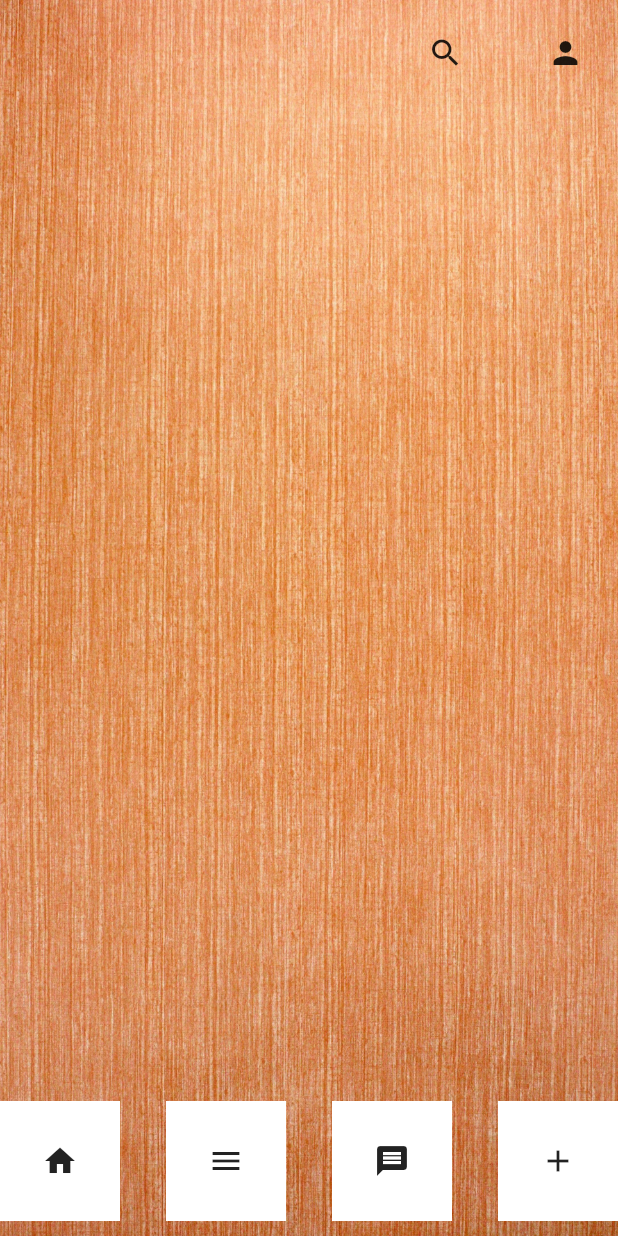
After one commit to thamaraSenanayake/foodApp, a Flutter app: the HomeBase screen opened directly, on a phone screen of 412 x 824 dp. The commit adds this screen. Run offline on Flutter 3.47's test engine with Material 2 defaults, Android fonts, the phone set to English and light mode, and no system bars; our stand-ins replace cloud_firestore, flutter_spinkit; accounts and stored records are empty.

```diff
--- a/lib/database/databse.dart
+++ b/lib/database/databse.dart
@@ -46,10 +46,11 @@ class Database{
       "name":user.name,
       "flowers":[],
       "flowing":[],
-      "email":user.email,
+      "email":"",
       "profilePicUrl":"",
       "password":user.password,
       "address":"",
+      "userCategory":""
     });
   }
 
--- /dev/null
+++ b/lib/profile/homeBase.dart
@@ -0,0 +1,136 @@
+import 'package:flutter/material.dart';
+
+import '../const.dart';
+
+class HomeBase extends StatefulWidget {
+  HomeBase({Key key}) : super(key: key);
+
+  @override
+  _HomeBaseState createState() => _HomeBaseState();
+}
+
+class _HomeBaseState extends State<HomeBase> {
+  double _height;
+  double _width;
+  @override
+  Widget build(BuildContext context) {
+    setState(() {
+      _height = MediaQuery.of(context).size.height;
+      _width = MediaQuery.of(context).size.width;
+    });
+    return Scaffold(
+      body: Container(
+        height:_height,
+        width:_width,
+        child: Stack(
+          children: [
+
+            Container(
+              height:_height,
+              width:_width,
+              child: Image.asset(
+                AppData.BACKGROUNDPATH,
+                fit:BoxFit.cover
+              ),
+            ),
+
+            Container(
+              height:_height,
+              width:_width,
+              child:SafeArea(
+                child: Column(
+                  mainAxisAlignment: MainAxisAlignment.spaceBetween,
+                  children: [
+                    Container(
+                      height: 70,
+                      width: _width,
+                      child: Row(
+                        mainAxisAlignment: MainAxisAlignment.end,
+                        crossAxisAlignment: CrossAxisAlignment.end,
+                        children: [
+                          GestureDetector(
+                            onTap: (){
+
+                            },
+                            child: Container(
+                              height: 70,
+                              width: 70,
+                              child: Center(
+                                child: Icon(
+                                  Icons.search,
+                                ),
+                              ),
+                            ),
+                          ),
+                          SizedBox(width:10),
+                          GestureDetector(
+                            onTap: (){
+
+                            },
+                            child: Container(
+                              height: 70,
+                              width: 70,
+                              child: Center(
+                                child: Icon(
+                                  Icons.person,
+                                ),
+                              ),
+                            ),
+                          )
+                        ],
+                      ),
+                    ),
+                    Expanded(
+                      child: Container()
+                    ),
+                    Container(
+                      height: 100,
+                      child: Row(
+                        mainAxisAlignment: MainAxisAlignment.spaceBetween,
+                        crossAxisAlignment: CrossAxisAlignment.center,
+                        children: [
+                          Container(
+                            height: 80,
+                            width: 80,
+                            color: Colors.white,
+                            child: Icon(
+                              Icons.home
+                            ),
+                          ),
+                          Container(
+                            height: 80,
+                            width: 80,
+                            color: Colors.white,
+                            child: Icon(
+                              Icons.menu
+                            ),
+                          ),
+                          Container(
+                            height: 80,
+                            width: 80,
+                            color: Colors.white,
+                            child: Icon(
+                              Icons.message
+                            ),
+                          ),
+                          Container(
+                            height: 80,
+                            width: 80,
+                            color: Colors.white,
+                            child: Icon(
+                              Icons.add
+                            ),
+                          )
+                        ],
+                      ),
+                    )
+                  ],
+                ),
+              ) ,
+            ),
+          ],
+        ),
+      ),
+    );
+  }
+}
```
Also changed, not shown: lib/const.dart (+10 -0 lines), lib/login/login.dart (+23 -2 lines), lib/login/signInName.dart (+12 -1 lines), lib/login/signInPassword.dart (+38 -4 lines), lib/login/signInPhone.dart (+15 -3 lines), lib/res/convert.dart (added, +43 -0 lines), lib/profile/home.dart (added), 3 other files.
